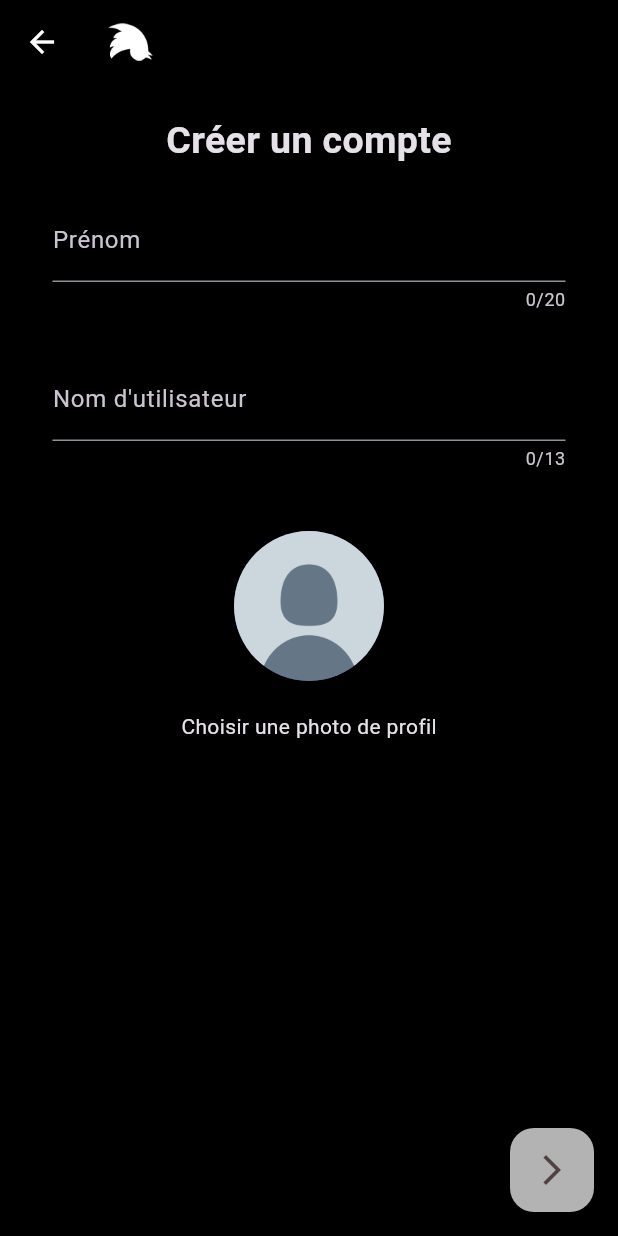
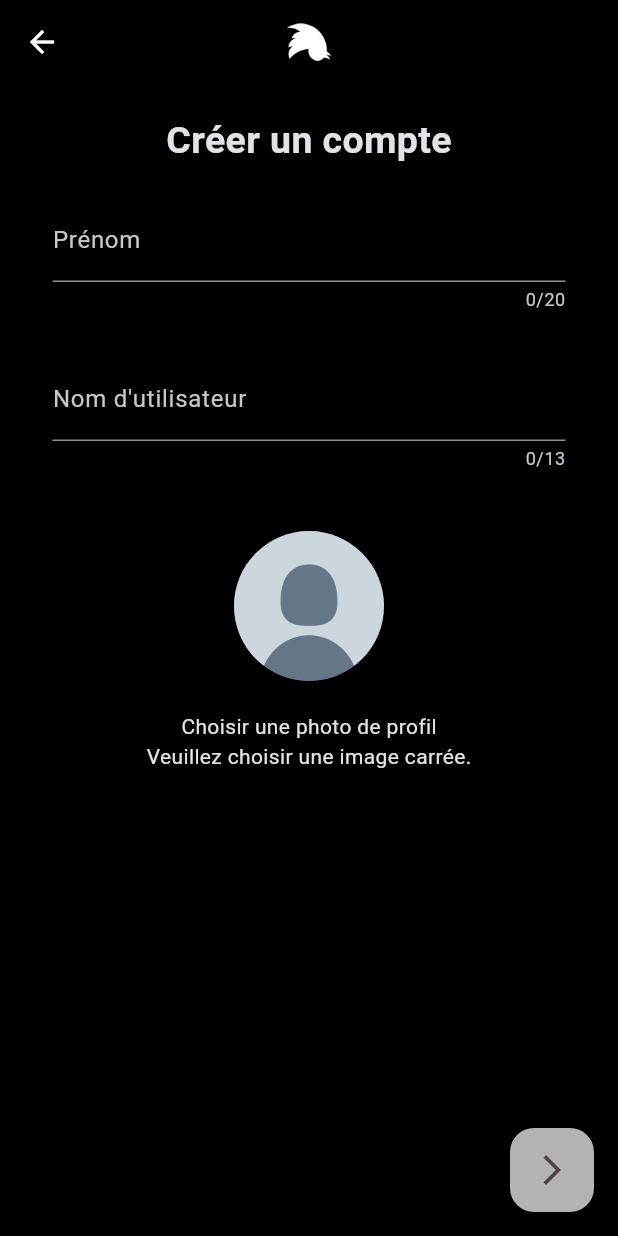
Before and after one commit to el2zay/twittueur_ui, a Flutter app: the RegisterPage screen opened directly, on a phone screen of 412 x 824 dp. Run offline on Flutter 3.47's test engine with Material 3 defaults, Android fonts, the phone set to English and light mode, and no system bars; our stand-ins replace expandable_text, flutter_phoenix, get_storage, image_picker; accounts and stored records are empty; network calls fail; statements that could not run were skipped.

Commit message:
Fix d'erreur sur Android

```diff
--- a/lib/pages/home.dart
+++ b/lib/pages/home.dart
@@ -49,6 +49,10 @@ class _HomePageState extends State<HomePage> with WidgetsBindingObserver {
       });
       rethrow;
     }
+    if (user['avatar'] == null) {
+      // ignore: use_build_context_synchronously
+      Phoenix.rebirth(context);
+    }
   }
 
   @override
@@ -65,6 +69,7 @@ class _HomePageState extends State<HomePage> with WidgetsBindingObserver {
       // On récupère les nouveaux posts
       _posts = initialPosts;
     });
+    // Si user['avatar'] est null on reload
   }
 
   @override
@@ -129,6 +134,7 @@ class _HomePageState extends State<HomePage> with WidgetsBindingObserver {
           width: 30,
           height: 30,
         ),
+        centerTitle: true,
         backgroundColor: Colors.black, // Couleur de la barre
         leading: Builder(
           // Icone à gauche de la barre
--- a/lib/pages/login.dart
+++ b/lib/pages/login.dart
@@ -23,6 +23,7 @@ class _LoginPageState extends State<LoginPage> {
           width: 30,
           height: 30,
         ),
+        centerTitle: true,
       ),
       floatingActionButton: FloatingActionButton(
         onPressed: () async {
--- a/lib/pages/reader.dart
+++ b/lib/pages/reader.dart
@@ -52,6 +52,7 @@ class _ReaderPageState extends State<ReaderPage> {
       appBar: AppBar(
         title: const Text('Post',
             style: TextStyle(fontWeight: FontWeight.bold, fontSize: 18)),
+        centerTitle: true,
       ),
       body: SingleChildScrollView(
         child: ConstrainedBox(
--- a/lib/pages/register.dart
+++ b/lib/pages/register.dart
@@ -40,6 +40,7 @@ class _RegisterPageState extends State<RegisterPage> {
           width: 30,
           height: 30,
         ),
+        centerTitle: true,
       ),
       floatingActionButton: FloatingActionButton(
         onPressed: () {
@@ -64,7 +65,8 @@ class _RegisterPageState extends State<RegisterPage> {
             user = {
               "username": _usernameController.value.text,
               "name": _firstNameController.value.text,
-              "avatar": "https://twittueur.bassinecorp.fr/avatars/${_usernameController.value.text}.png"
+              "avatar":
+                  "https://twittueur.bassinecorp.fr/avatars/${_usernameController.value.text}.png"
             };
           });
         },
@@ -143,6 +145,7 @@ class _RegisterPageState extends State<RegisterPage> {
                     ),
                     const SizedBox(height: 20),
                     const Text("Choisir une photo de profil"),
+                    const Text("Veuillez choisir une image carrée.")
                   ],
                 ),
               ),
--- a/lib/src/widgets/post_card_widget.dart
+++ b/lib/src/widgets/post_card_widget.dart
@@ -195,11 +195,14 @@ class _PostCardState extends State<PostCard> {
                     ),
                   ),
                   const SizedBox(width: 5),
-                  Text(
+                  Flexible(
+                    child: Text(
                       username, // Le nom d'utilisateur
                       style: TextStyle(
                         color: Colors.grey[700],
                         fontSize: 14,
+                      ),
+                      overflow: TextOverflow.ellipsis,
                     ),
                   ),
                 ],
```
Lines whose indentation alone changed are shown as unchanged.
